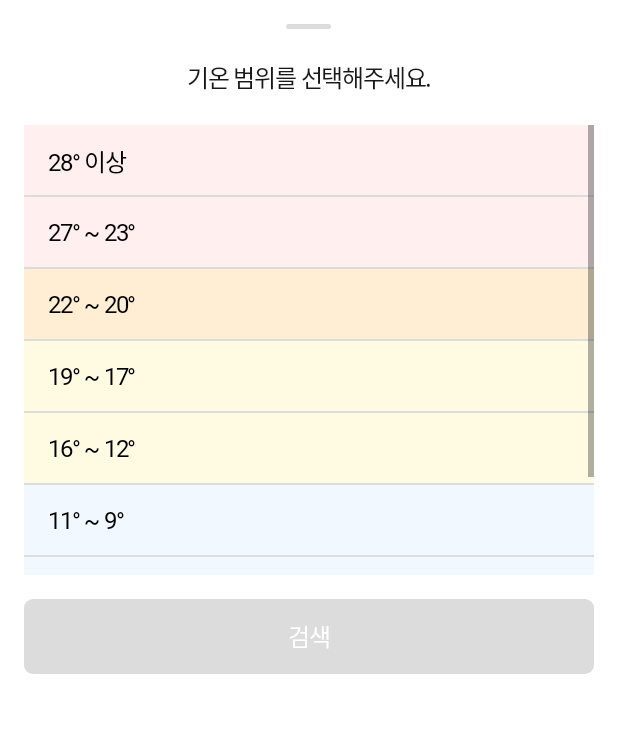
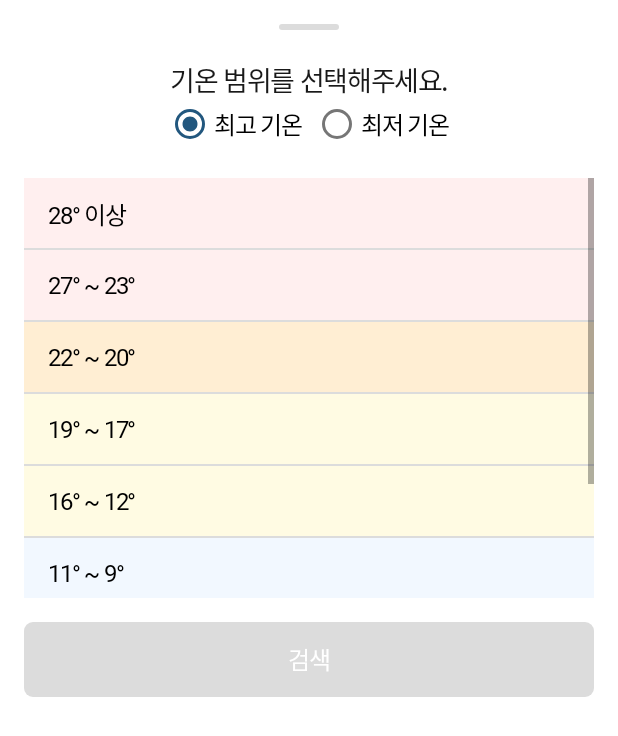
Before and after one commit to hyunjuIm/WeatherWear, an Android app: the layout bottom_sheet_select_temperature.xml on its own in the app's theme, with its tools: preview values and no code run, on a phone screen of 412 x 824 dp. Shown: the top 736 px of the screen. Run offline under Robolectric (Android 15) with nearby library versions, the phone set to English and light mode, and no system bars.

Commit message:
[ADD] : 기온으로 검색하기 옵션 (최고, 최저) 추가

```diff
--- a/app/src/main/java/com/hyunju/weatherwear/data/db/dao/WeatherWearDao.kt
+++ b/app/src/main/java/com/hyunju/weatherwear/data/db/dao/WeatherWearDao.kt
@@ -20,7 +20,10 @@ interface WeatherWearDao {
     suspend fun getSearchDate(date: Long): List<WeatherWearEntity>
 
     @Query("SELECT * FROM WeatherWearEntity WHERE maxTemperature BETWEEN :start AND :end")
-    suspend fun getSearchTemperatureRange(start: Int, end: Int): List<WeatherWearEntity>
+    suspend fun getSearchMaxTemperatureRange(start: Int, end: Int): List<WeatherWearEntity>
+
+    @Query("SELECT * FROM WeatherWearEntity WHERE minTemperature BETWEEN :start AND :end")
+    suspend fun getSearchMinTemperatureRange(start: Int, end: Int): List<WeatherWearEntity>
 
     @Query("SELECT * FROM WeatherWearEntity ORDER BY date DESC")
     suspend fun getAll(): List<WeatherWearEntity>
--- a/app/src/main/java/com/hyunju/weatherwear/data/repository/wear/WeatherWearRepository.kt
+++ b/app/src/main/java/com/hyunju/weatherwear/data/repository/wear/WeatherWearRepository.kt
@@ -10,7 +10,9 @@ interface WeatherWearRepository {
 
     suspend fun getSearchDateWeatherWears(date: Long): List<WeatherWearEntity>
 
-    suspend fun getSearchTemperatureRangeWeatherWears(start: Int, end: Int): List<WeatherWearEntity>
+    suspend fun getSearchMaxTemperatureRangeWeatherWears(start: Int, end: Int): List<WeatherWearEntity>
+
+    suspend fun getSearchMinTemperatureRangeWeatherWears(start: Int, end: Int): List<WeatherWearEntity>
 
     suspend fun getAllWeatherWears(): List<WeatherWearEntity>
 
--- a/app/src/main/java/com/hyunju/weatherwear/screen/main/wear/WearFragment.kt
+++ b/app/src/main/java/com/hyunju/weatherwear/screen/main/wear/WearFragment.kt
@@ -72,9 +72,7 @@ class WearFragment : BaseFragment<WearViewModel, FragmentWearBinding>() {
             getString(R.string.search_temperature)
         )
 
-        AlertDialog.Builder(
-            requireContext()
-        ).setItems(options) { _, index ->
+        AlertDialog.Builder(requireContext()).setItems(options) { _, index ->
             val option = when (options[index]) {
                 getString(R.string.search_date) -> SearchWeatherWearActivity.DATE
                 getString(R.string.search_temperature) -> SearchWeatherWearActivity.TEMPERATURES
--- a/app/src/main/res/layout/bottom_sheet_select_temperature.xml
+++ b/app/src/main/res/layout/bottom_sheet_select_temperature.xml
@@ -13,8 +13,8 @@
     app:layout_behavior="com.google.android.material.bottomsheet.BottomSheetBehavior">
 
     <View
-        android:layout_width="30dp"
-        android:layout_height="3dp"
+        android:layout_width="40dp"
+        android:layout_height="4dp"
         android:background="@drawable/bg_rounded_gray" />
 
     <TextView
@@ -24,11 +24,37 @@
         android:fontFamily="@font/notosans_kr_medium"
         android:gravity="center"
         android:text="@string/select_temperature_range"
-        android:textSize="16sp" />
+        android:textSize="18sp" />
+
+    <RadioGroup
+        android:id="@+id/standardRadioGroup"
+        android:layout_width="wrap_content"
+        android:layout_height="wrap_content"
+        android:orientation="horizontal">
+
+        <RadioButton
+            android:id="@+id/maxTemperatureButton"
+            android:layout_width="wrap_content"
+            android:layout_height="wrap_content"
+            android:layout_marginEnd="6dp"
+            android:checked="true"
+            android:text="최고 기온"
+            android:textSize="16sp"
+            android:theme="@style/Widget.WeatherWear.RadioButton" />
+
+        <RadioButton
+            android:id="@+id/minTemperatureButton"
+            android:layout_width="wrap_content"
+            android:layout_height="wrap_content"
+            android:text="최저 기온️"
+            android:textSize="16sp"
+            android:theme="@style/Widget.WeatherWear.RadioButton" />
+
+    </RadioGroup>
 
     <ScrollView
         android:layout_width="match_parent"
-        android:layout_height="300dp"
+        android:layout_height="280dp"
         android:layout_marginTop="20dp">
 
         <RadioGroup
--- a/app/src/main/res/layout/fragment_wear.xml
+++ b/app/src/main/res/layout/fragment_wear.xml
@@ -28,11 +28,11 @@
 
         <ImageView
             android:id="@+id/searchButton"
-            android:layout_width="24dp"
-            android:layout_height="24dp"
+            android:layout_width="?attr/actionBarSize"
+            android:layout_height="?attr/actionBarSize"
             android:layout_gravity="end"
-            android:layout_margin="16dp"
             android:background="@color/white"
+            android:padding="16dp"
             android:src="@drawable/ic_search"
             app:tint="@color/gray_500" />
 
```
Also changed, not shown: app/src/main/java/com/hyunju/weatherwear/data/repository/wear/DefaultWeatherWearRepository.kt (+9 -2 lines), app/src/main/java/com/hyunju/weatherwear/screen/dialog/SelectTemperatureBottomSheetDialog.kt (+25 -4 lines), app/src/main/java/com/hyunju/weatherwear/screen/main/wear/search/SearchWeatherWearActivity.kt (+7 -11 lines), app/src/main/java/com/hyunju/weatherwear/screen/main/wear/search/SearchWeatherWearViewModel.kt (+19 -4 lines), app/src/main/res/values/style.xml (+20 -1 lines).
